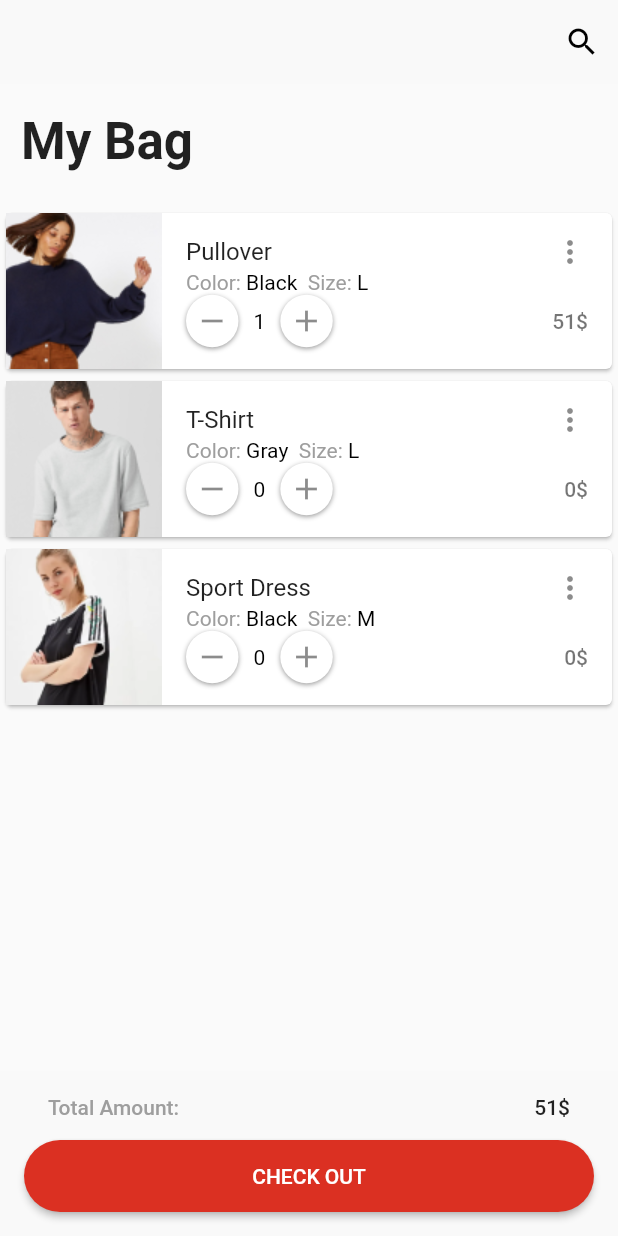
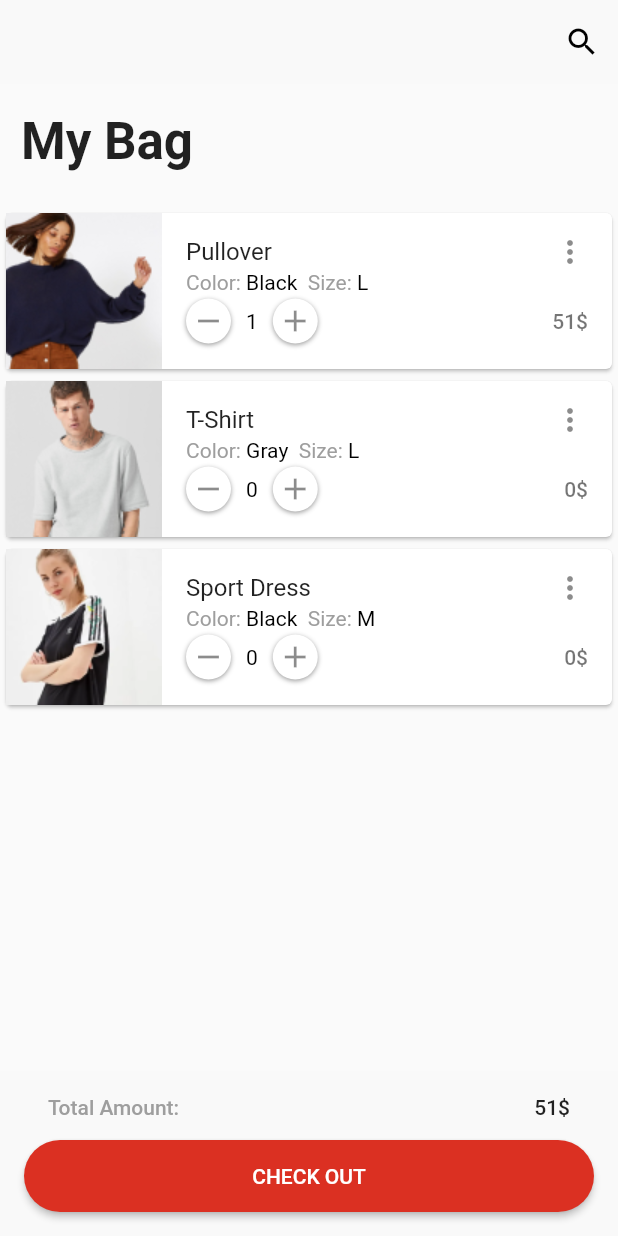
Before and after one commit to nazimfeni/flutter_m_9_assignment, a Flutter app: the screen it shows after launch, after a tap on the "add" icon, on a phone screen of 412 x 824 dp. Run offline on Flutter 3.47's test engine with Material 2 defaults, Android fonts, the phone set to English and light mode, and no system bars; our stand-ins replace device_preview.

Commit message:
screenshot updated

```diff
--- a/lib/main.dart
+++ b/lib/main.dart
@@ -1,7 +1,13 @@
+import 'package:device_preview/device_preview.dart';
 import 'package:flutter/material.dart';
 
 void main() {
-  runApp(MyApp());
+  runApp(
+    DevicePreview(
+      enabled: false,
+      builder: (context) => const MyApp(),
+    ),
+  );
 }
 
 class Product {
@@ -12,11 +18,12 @@ class Product {
   String size;
   int quantity;
 
-  Product(this.image, this.name, this.unitPrice, this.color, this.size,
-      this.quantity);
+  Product(this.image, this.name, this.unitPrice, this.color, this.size, this.quantity);
 }
 
 class MyApp extends StatelessWidget {
+  const MyApp({super.key});
+
   @override
   Widget build(BuildContext context) {
     return MaterialApp(
@@ -65,17 +72,18 @@ class _MyHomePageState extends State<MyHomePage> {
   }
 
   MySnackBar(message, context) {
-    return ScaffoldMessenger.of(context)
-        .showSnackBar(SnackBar(content: Text(message)));
+    return ScaffoldMessenger.of(context).showSnackBar(SnackBar(content: Text(message)));
   }
 
   @override
   Widget build(BuildContext context) {
+    final screenWidth = MediaQuery.of(context).size.width;
+
     return Scaffold(
       appBar: AppBar(
         elevation: 0,
-        backgroundColor: Color(0xFFF9F9F9),
-        iconTheme: IconThemeData(color: Colors.black),
+        backgroundColor: const Color(0xFFF9F9F9),
+        iconTheme: const IconThemeData(color: Colors.black),
         actions: [
           IconButton(
             icon: Icon(Icons.search),
@@ -85,13 +93,15 @@ class _MyHomePageState extends State<MyHomePage> {
       ),
       body: ListView(
         children: [
-          const Padding(
-            padding: EdgeInsets.fromLTRB(14, 18, 0, 24),
-            child: Text("My Bag",
+          Padding(
+            padding: const EdgeInsets.fromLTRB(14, 18, 0, 24),
+            child: Text(
+              "My Bag",
               style: TextStyle(
-                  fontSize: 34,
+                fontSize: screenWidth > 600 ? 48 : 34, // Adjust font size for larger screens
                 fontWeight: FontWeight.w700,
-                )),
+              ),
+            ),
           ),
           ListView.builder(
             shrinkWrap: true,
@@ -112,7 +122,6 @@ class _MyHomePageState extends State<MyHomePage> {
                                 Icon(Icons.more_vert),
                               ],
                             ),
-
                             subtitle: Align(
                               alignment: Alignment.topLeft,
                               child: Column(
@@ -121,7 +130,7 @@ class _MyHomePageState extends State<MyHomePage> {
                                   RichText(
                                     text: TextSpan(
                                       children: [
-                                        TextSpan(
+                                        const TextSpan(
                                           text: 'Color: ',
                                           style: TextStyle(
                                             color: Colors.grey,
@@ -152,8 +161,8 @@ class _MyHomePageState extends State<MyHomePage> {
                                     mainAxisSize: MainAxisSize.min,
                                     children: <Widget>[
                                       Container(
-                                        width: 35,
-                                        height: 35,
+                                        width: 30,
+                                        height: 30,
                                         decoration: BoxDecoration(
                                           shape: BoxShape.circle,
                                           boxShadow: [
@@ -169,10 +178,8 @@ class _MyHomePageState extends State<MyHomePage> {
                                           color: Colors.white,
                                           shape: CircleBorder(),
                                           child: InkWell(
-                                            borderRadius:
-                                                BorderRadius.circular(20),
-                                            onTap: () =>
-                                                decreaseItemCount(index),
+                                            borderRadius: BorderRadius.circular(20),
+                                            onTap: () => decreaseItemCount(index),
                                             child: Center(
                                               child: Icon(
                                                 Icons.remove,
@@ -189,8 +196,8 @@ class _MyHomePageState extends State<MyHomePage> {
                                         ),
                                       ),
                                       Container(
-                                        width: 35,
-                                        height: 35,
+                                        width: 30,
+                                        height: 30,
                                         decoration: BoxDecoration(
                                           shape: BoxShape.circle,
                                           boxShadow: [
@@ -206,10 +213,8 @@ class _MyHomePageState extends State<MyHomePage> {
                                           color: Colors.white,
                                           shape: CircleBorder(),
                                           child: InkWell(
-                                            borderRadius:
-                                                BorderRadius.circular(20),
-                                            onTap: () =>
-                                                increaseItemCount(index),
+                                            borderRadius: BorderRadius.circular(20),
+                                            onTap: () => increaseItemCount(index),
                                             child: Center(
                                               child: Icon(
                                                 Icons.add,
@@ -231,26 +236,6 @@ class _MyHomePageState extends State<MyHomePage> {
                                 ],
                               ),
                             ),
-                            // trailing: Container(
-                            //   padding: EdgeInsets.only(
-                            //       left:
-                            //           20.0), // Adjust the value to your desired right padding
-                            //   child: Column(
-                            //     children: [
-                            //       Icon(Icons.more_vert),
-                            //       SizedBox(
-                            //         height: 10,
-                            //       ),
-                            //       Text(
-                            //         '${products[index].unitPrice * products[index].quantity}\$',
-                            //         style: TextStyle(
-                            //           fontSize: 14,
-                            //           fontWeight: FontWeight.w500,
-                            //         ),
-                            //       ),
-                            //     ],
-                            //   ),
-                            // ),
                           ),
                         ),
                       ],
@@ -281,7 +266,8 @@ class _MyHomePageState extends State<MyHomePage> {
                       style: TextStyle(
                         fontSize: 14,
                         fontWeight: FontWeight.w500,
-                            color: Colors.grey),
+                        color: Colors.grey,
+                      ),
                     ),
                   ),
                   Padding(
@@ -316,7 +302,8 @@ class _MyHomePageState extends State<MyHomePage> {
                 ),
               ),
             ],
-            )),
+          ),
+        ),
       ),
     );
   }
--- a/pubspec.yaml
+++ b/pubspec.yaml
@@ -35,6 +35,7 @@ dependencies:
   # The following adds the Cupertino Icons font to your application.
   # Use with the CupertinoIcons class for iOS style icons.
   cupertino_icons: ^1.0.2
+  device_preview: ^1.1.0
 
 dev_dependencies:
   flutter_test:
```
Also changed, not shown: pubspec.lock, 1 other file. Lines whose indentation alone changed are shown as unchanged.
